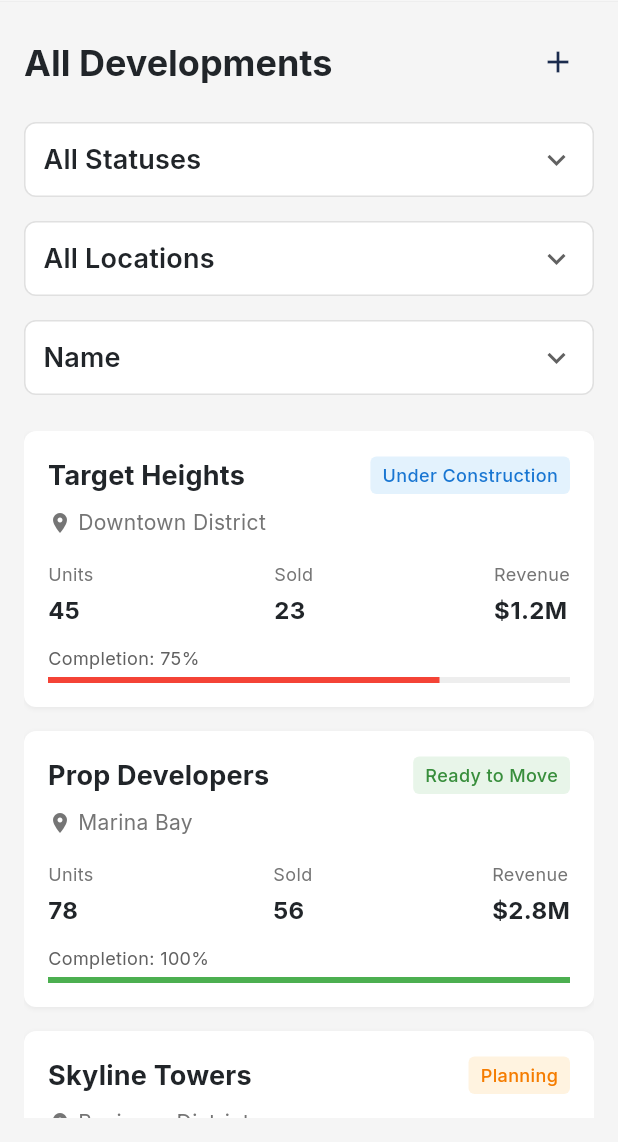
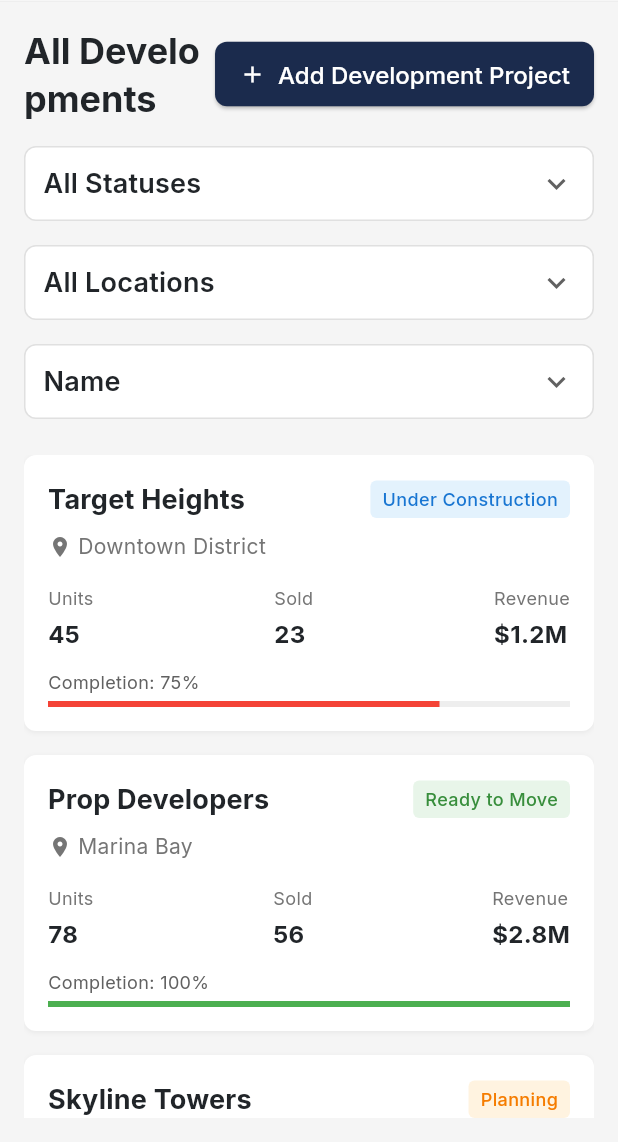
Before and after one commit to fawolemic/DevPropertyHub-MVP, a Flutter app: the ModernDevelopmentsScreen screen opened by its route, on a phone screen of 412 x 824 dp, the part 94-1236 px from its top. Run offline on Flutter 3.47's test engine with Material 3 defaults, Android fonts, the phone set to English and light mode, and no system bars; our stand-ins replace connectivity_plus, dio, file_picker, flutter_secure_storage, go_router, google_fonts and 2 more; accounts and stored records are empty; network calls fail.

```diff
--- a/lib/features/developments/screens/modern_developments_screen.dart
+++ b/lib/features/developments/screens/modern_developments_screen.dart
@@ -218,22 +218,16 @@ class _ModernDevelopmentsScreenState extends State<ModernDevelopmentsScreen> {
                                 ),
                               ),
                             ),
-                            if (isDesktop)
+                            // Prominent Add CTA
                             ElevatedButton.icon(
                               icon: const Icon(Icons.add),
-                                label: const Text('Add Project'),
+                              label: const Text('Add Development Project'),
                               onPressed: () => context.go('/developments/add'),
                               style: ElevatedButton.styleFrom(
                                 backgroundColor: theme.colorScheme.primary,
                                 foregroundColor: Colors.white,
                                 padding: const EdgeInsets.symmetric(horizontal: 16, vertical: 12),
                               ),
-                              )
-                            else
-                              IconButton(
-                                icon: const Icon(Icons.add),
-                                onPressed: () => context.go('/developments/add'),
-                                color: theme.colorScheme.primary,
                             ),
                             if (_hasDraft) ...[
                               const SizedBox(width: 8),
```
Also changed, not shown: lib/features/developments/screens/add_development_wizard.dart (+41 -1 lines), 1 other file. Lines whose indentation alone changed are shown as unchanged.
